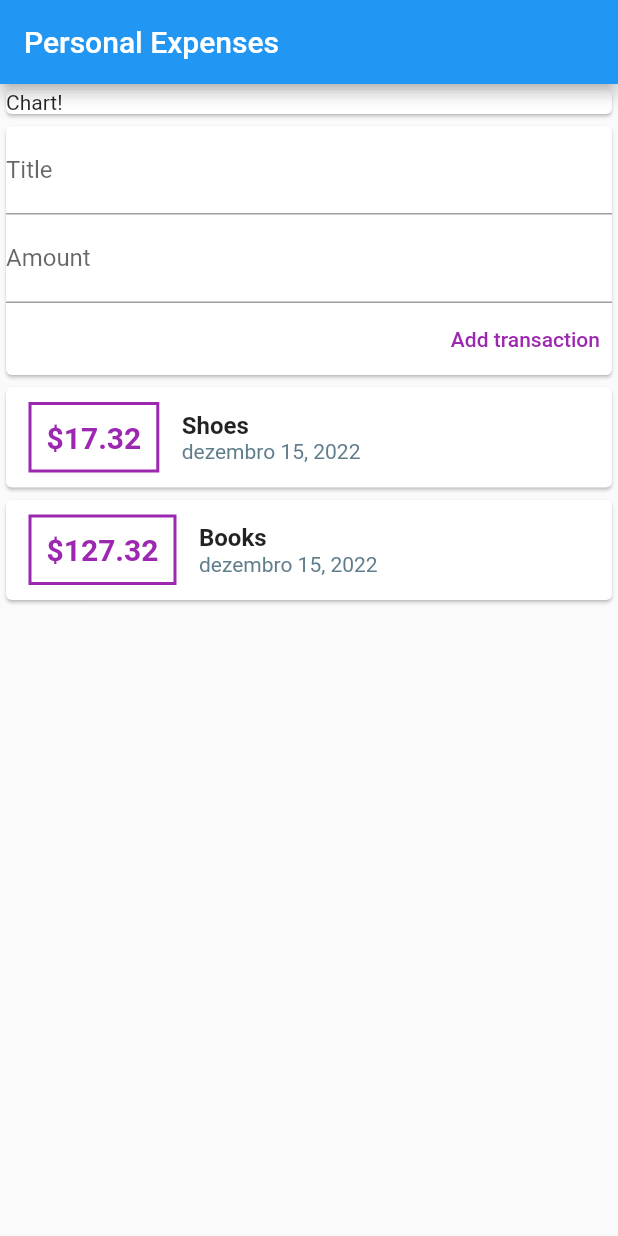
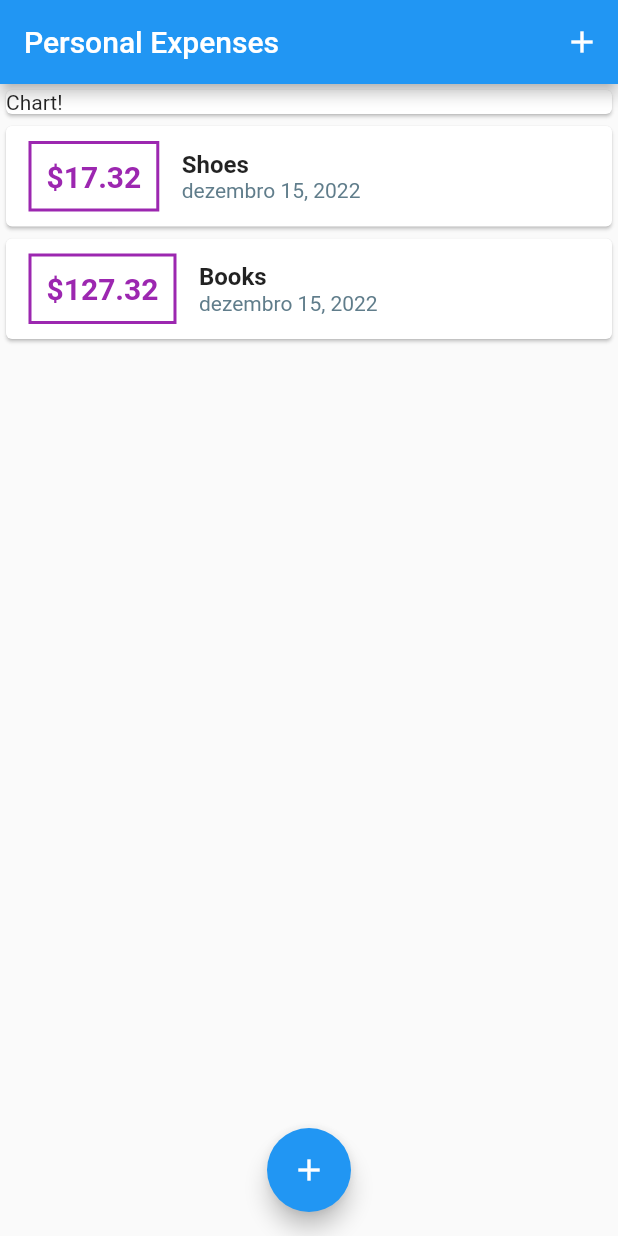
Before and after one commit to victorac/personal_expenses, a Flutter app: the screen it shows after launch, on a phone screen of 412 x 824 dp. Run offline on Flutter 3.47's test engine with Material 2 defaults, Android fonts, the phone set to English and light mode, and no system bars.

Commit message:
add modal and removed transcations controller

```diff
--- a/lib/main.dart
+++ b/lib/main.dart
@@ -1,30 +1,103 @@
 import 'package:flutter/material.dart';
-import './widgets/transactions_controller.dart';
 
-void main() => runApp(const PersonalExpenses());
+import './widgets/new_transaction.dart';
+import './widgets/transaction_list.dart';
+import './models/transaction.dart';
 
-class PersonalExpenses extends StatelessWidget {
+void main() => runApp(const App());
+
+class App extends StatelessWidget {
+  const App({super.key});
+
+  @override
+  Widget build(BuildContext context) {
+    return const MaterialApp(
+      title: 'Where is this?',
+      home: PersonalExpenses(),
+    );
+  }
+}
+
+class PersonalExpenses extends StatefulWidget {
   const PersonalExpenses({super.key});
 
   @override
+  State<PersonalExpenses> createState() => _PersonalExpensesState();
+}
+
+class _PersonalExpensesState extends State<PersonalExpenses> {
+  final List<Transaction> _transactions = [
+    Transaction(
+      id: '0',
+      title: 'Shoes',
+      amount: 17.32,
+      date: DateTime.now(),
+    ),
+    Transaction(
+      id: '1',
+      title: 'Books',
+      amount: 127.32,
+      date: DateTime.now(),
+    ),
+  ];
+
+  void _addTransaction(String title, String amount) {
+    setState(() {
+      _transactions.add(Transaction(
+        id: DateTime.now().toString(),
+        title: title,
+        amount: double.parse(amount),
+        date: DateTime.now(),
+      ));
+    });
+  }
+
+  void _startAddNewTransaction(
+    BuildContext context,
+  ) {
+    showModalBottomSheet(
+      context: context,
+      builder: (BuildContext _) =>
+          NewTransaction(addTransaction: _addTransaction),
+    );
+  }
+
+  @override
   Widget build(BuildContext context) {
-    return MaterialApp(
-      home: Scaffold(
-        appBar: AppBar(
-          title: const Text('Personal Expenses'),
-        ),
-        body: Column(
-          children: const [
-            SizedBox(
+    return Scaffold(
+      appBar: AppBar(
+        title: const Text('Personal Expenses'),
+        actions: [
+          IconButton(
+            onPressed: () {
+              _startAddNewTransaction(context);
+            },
+            icon: const Icon(Icons.add),
+          ),
+        ],
+      ),
+      body: SingleChildScrollView(
+        child: Column(
+          children: [
+            const SizedBox(
               width: double.infinity,
               child: Card(
                 child: Text('Chart!'),
               ),
             ),
-            TransactionController(),
+            TransactionList(
+              transactions: _transactions,
+            ),
           ],
         ),
       ),
+      floatingActionButton: FloatingActionButton(
+        onPressed: () {
+          _startAddNewTransaction(context);
+        },
+        child: const Icon(Icons.add),
+      ),
+      floatingActionButtonLocation: FloatingActionButtonLocation.centerFloat,
     );
   }
 }
--- a/lib/widgets/transaction_list.dart
+++ b/lib/widgets/transaction_list.dart
@@ -11,9 +11,10 @@ class TransactionList extends StatelessWidget {
   Widget build(BuildContext context) {
     initializeDateFormatting('pt_BR', null);
 
-    return Column(
-      children: transactions.map((transaction) {
-        return Card(
+    return SizedBox(
+      height: 400,
+      child: ListView.builder(
+        itemBuilder: ((context, index) => Card(
               child: Row(
                 children: [
                   Container(
@@ -29,7 +30,7 @@ class TransactionList extends StatelessWidget {
                     ),
                     padding: const EdgeInsets.all(10),
                     child: Text(
-                  '\$${transaction.amount}',
+                      '\$${transactions[index].amount.toStringAsFixed(2)}',
                       style: const TextStyle(
                           fontSize: 20,
                           fontWeight: FontWeight.bold,
@@ -40,14 +41,15 @@ class TransactionList extends StatelessWidget {
                     crossAxisAlignment: CrossAxisAlignment.start,
                     children: [
                       Text(
-                    transaction.title,
+                        transactions[index].title,
                         style: const TextStyle(
                           fontSize: 16,
                           fontWeight: FontWeight.bold,
                         ),
                       ),
                       Text(
-                    DateFormat('MMMM d, y', 'pt_BR').format(transaction.date),
+                        DateFormat('MMMM d, y', 'pt_BR')
+                            .format(transactions[index].date),
                         style: const TextStyle(
                           color: Colors.blueGrey,
                         ),
@@ -56,8 +58,9 @@ class TransactionList extends StatelessWidget {
                   )
                 ],
               ),
-        );
-      }).toList(),
+            )),
+        itemCount: transactions.length,
+      ),
     );
   }
 }
--- a/lib/widgets/transactions_controller.dart
+++ /dev/null
@@ -1,55 +0,0 @@
-import 'package:flutter/material.dart';
-import './new_transaction.dart';
-import './transaction_list.dart';
-
-import '../models/transaction.dart';
-
-class TransactionController extends StatefulWidget {
-  const TransactionController({super.key});
-
-  @override
-  State<TransactionController> createState() => _TransactionControllerState();
-}
-
-class _TransactionControllerState extends State<TransactionController> {
-  final List<Transaction> transactions = [
-    Transaction(
-      id: '0',
-      title: 'Shoes',
-      amount: 17.32,
-      date: DateTime.now(),
-    ),
-    Transaction(
-      id: '1',
-      title: 'Books',
-      amount: 127.32,
-      date: DateTime.now(),
-    ),
-  ];
-
-  void addTransaction(String title, String amount) {
-    setState(() {
-      transactions.add(Transaction(
-        id: "id",
-        title: title,
-        amount: double.parse(amount),
-        date: DateTime.now(),
-      ));
-    });
-  }
-
-  @override
-  Widget build(BuildContext context) {
-    return Column(
-      children: [
-        NewTransaction(
-          transactions: transactions,
-          addTransaction: addTransaction,
-        ),
-        TransactionList(
-          transactions: transactions,
-        ),
-      ],
-    );
-  }
-}
```
Also changed, not shown: lib/widgets/new_transaction.dart (+22 -8 lines). Lines whose indentation alone changed are shown as unchanged.
